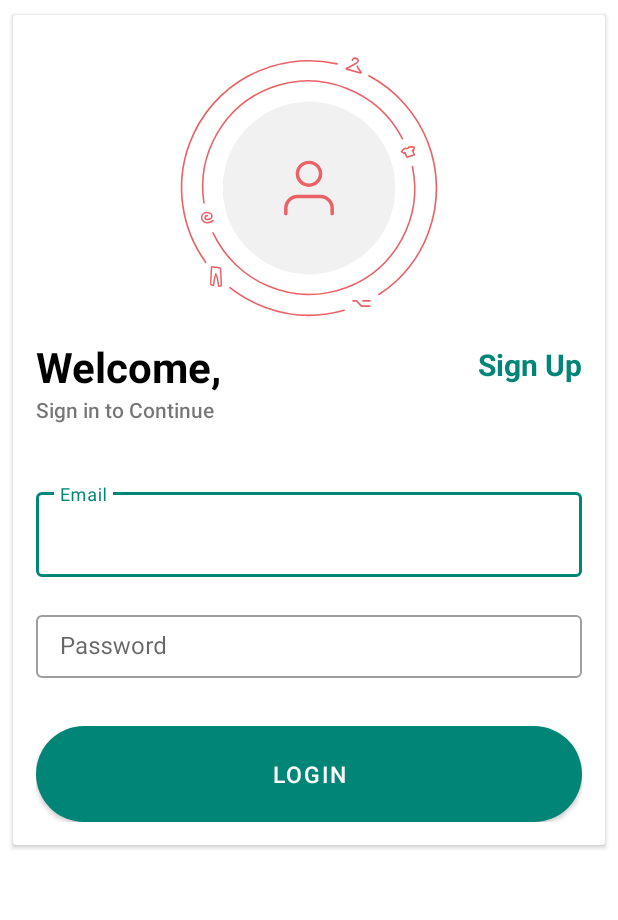
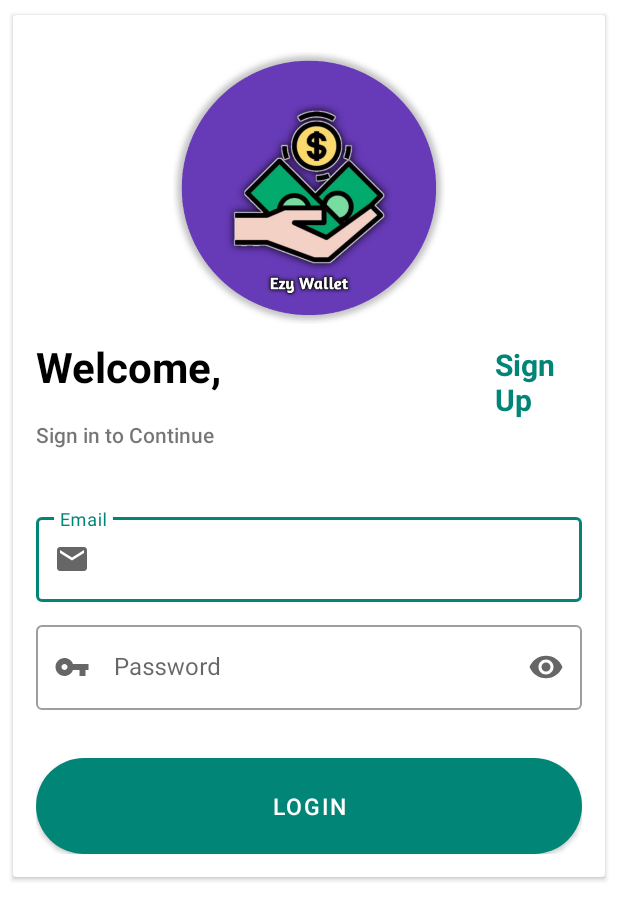
Before and after one commit to princetanwar/EzyWallet, an Android app: the screen it shows after launch (MainActivity), on a phone screen of 412 x 824 dp. Shown: the top 920 px of the screen. Run offline under Robolectric (Android 15) with nearby library versions, the light colour scheme and no system bars; our stand-ins replace Volley.

Commit message:
some change made

```diff
--- /dev/null
+++ b/app/src/main/res/drawable/ic_email.xml
@@ -0,0 +1,5 @@
+<vector android:height="24dp" android:tint="#FFFFFF"
+    android:viewportHeight="24.0" android:viewportWidth="24.0"
+    android:width="24dp" xmlns:android="http://schemas.android.com/apk/res/android">
+    <path android:fillColor="#FF000000" android:pathData="M20,4L4,4c-1.1,0 -1.99,0.9 -1.99,2L2,18c0,1.1 0.9,2 2,2h16c1.1,0 2,-0.9 2,-2L22,6c0,-1.1 -0.9,-2 -2,-2zM20,8l-8,5 -8,-5L4,6l8,5 8,-5v2z"/>
+</vector>
--- /dev/null
+++ b/app/src/main/res/drawable/ic_password.xml
@@ -0,0 +1,5 @@
+<vector android:height="24dp" android:tint="#FFFFFF"
+    android:viewportHeight="24.0" android:viewportWidth="24.0"
+    android:width="24dp" xmlns:android="http://schemas.android.com/apk/res/android">
+    <path android:fillColor="#FF000000" android:pathData="M12.65,10C11.83,7.67 9.61,6 7,6c-3.31,0 -6,2.69 -6,6s2.69,6 6,6c2.61,0 4.83,-1.67 5.65,-4H17v4h4v-4h2v-4H12.65zM7,14c-1.1,0 -2,-0.9 -2,-2s0.9,-2 2,-2 2,0.9 2,2 -0.9,2 -2,2z"/>
+</vector>
--- /dev/null
+++ b/app/src/main/res/drawable/ic_person.xml
@@ -0,0 +1,5 @@
+<vector android:height="24dp" android:tint="#FFFFFF"
+    android:viewportHeight="24.0" android:viewportWidth="24.0"
+    android:width="24dp" xmlns:android="http://schemas.android.com/apk/res/android">
+    <path android:fillColor="#FF000000" android:pathData="M12,12c2.21,0 4,-1.79 4,-4s-1.79,-4 -4,-4 -4,1.79 -4,4 1.79,4 4,4zM12,14c-2.67,0 -8,1.34 -8,4v2h16v-2c0,-2.66 -5.33,-4 -8,-4z"/>
+</vector>
--- a/app/src/main/res/layout/fragment_login.xml
+++ b/app/src/main/res/layout/fragment_login.xml
@@ -13,7 +13,8 @@
 
       <ScrollView
           android:layout_width="match_parent"
-          android:layout_height="wrap_content">
+          android:layout_height="wrap_content"
+          tools:ignore="UselessParent">
 
 
 
@@ -31,14 +32,21 @@
                   android:layout_margin="15dp"
                   android:orientation="vertical">
 
-                  <com.airbnb.lottie.LottieAnimationView
-                      android:id="@+id/animation_view"
-                      android:layout_width="wrap_content"
-                      android:layout_height="wrap_content"
+                  <ImageView
+                      android:layout_width="200dp"
+                      android:layout_height="200dp"
+                      android:src="@drawable/ya"
                       android:layout_gravity="center"
-                      app:lottie_autoPlay="true"
-                      app:lottie_loop="true"
-                      app:lottie_rawRes="@raw/loin" />
+                      />
+
+<!--                  <com.airbnb.lottie.LottieAnimationView-->
+<!--                      android:id="@+id/animation_view"-->
+<!--                      android:layout_width="wrap_content"-->
+<!--                      android:layout_height="wrap_content"-->
+<!--                      android:layout_gravity="center"-->
+<!--                      app:lottie_autoPlay="true"-->
+<!--                      app:lottie_loop="true"-->
+<!--                      app:lottie_rawRes="@raw/loin" />-->
 
                   <RelativeLayout
                       android:layout_width="match_parent"
@@ -48,7 +56,7 @@
                           android:id="@+id/textView"
                           android:layout_width="wrap_content"
                           android:layout_height="wrap_content"
-                          android:text="Welcome,"
+                          android:text="@string/welcome"
                           android:textColor="@android:color/black"
                           android:textSize="28sp"
                           android:textStyle="bold"
@@ -60,9 +68,11 @@
                           android:id="@+id/txtsignup"
                           android:layout_width="wrap_content"
                           android:layout_height="wrap_content"
-                          android:layout_alignParentRight="true"
+                          android:layout_alignParentEnd="true"
+                          android:layout_marginStart="182dp"
                           android:layout_marginTop="4dp"
-                          android:text="Sign Up"
+                          android:layout_toEndOf="@+id/textView"
+                          android:text="@string/sign_up"
                           android:textColor="@color/colorPrimary"
                           android:textSize="20sp"
                           android:textStyle="bold" />
@@ -72,7 +82,7 @@
                       android:layout_width="wrap_content"
                       android:layout_height="wrap_content"
                       android:fontFamily="sans-serif-light"
-                      android:text="Sign in to Continue"
+                      android:text="@string/sign_in_to_continue"
                       android:textStyle="bold"
 
 
@@ -82,6 +92,7 @@
                       android:layout_width="match_parent"
                       android:layout_height="wrap_content"
                       style="@style/Widget.MaterialComponents.TextInputLayout.OutlinedBox"
+                      app:startIconDrawable="@drawable/ic_email"
                       android:layout_marginTop="40dp">
 
 
@@ -91,23 +102,25 @@
                           android:layout_height="wrap_content"
                           android:ems="10"
                           android:inputType="textEmailAddress"
-                          android:hint="Email"
+                          android:hint="@string/email"
 
                           />
                   </com.google.android.material.textfield.TextInputLayout>
 
                   <com.google.android.material.textfield.TextInputLayout
+                      style="@style/Widget.MaterialComponents.TextInputLayout.OutlinedBox"
                       android:layout_width="match_parent"
                       android:layout_height="wrap_content"
-                      style="@style/Widget.MaterialComponents.TextInputLayout.OutlinedBox"
-                      android:layout_marginTop="20dp">
+                      app:startIconDrawable="@drawable/ic_password"
+                      app:endIconMode="password_toggle"
+                      android:layout_marginTop="10dp">
 
                       <com.google.android.material.textfield.TextInputEditText
                           android:id="@+id/ed_password"
                           android:layout_width="match_parent"
-                          android:layout_height="42dp"
+                          android:layout_height="wrap_content"
                           android:ems="10"
-                          android:hint="Password"
+                          android:hint="@string/password"
                           android:inputType="textPassword" />
                   </com.google.android.material.textfield.TextInputLayout>
 
@@ -120,9 +133,9 @@
                       android:background="@drawable/round_btn"
                       android:backgroundTint="@color/colorPrimary"
                       android:padding="15dp"
-                      android:text="Login"
+                      android:text="@string/login"
                       android:textColor="@android:color/white"
-                      android:textSize="15dp" />
+                      android:textSize="15sp" />
 
 
 
--- a/app/src/main/res/values/strings.xml
+++ b/app/src/main/res/values/strings.xml
@@ -2,15 +2,11 @@
     <string name="app_name">Ezy Wallet</string>
 
     <!-- TODO: Remove or change this placeholder text -->
-    <string name="hello_blank_fragment">Hello blank fragment</string>
     <string name="drawer_open">open drawer</string>
     <string name="drawer_close">close drawer</string>
     <string name="title_activity_main3">Main3Activity</string>
     <string name="navigation_drawer_open">Open navigation drawer</string>
     <string name="navigation_drawer_close">Close navigation drawer</string>
-    <string name="nav_header_title">Android Studio</string>
-    <string name="nav_header_subtitle">android.studio@android.com</string>
-    <string name="nav_header_desc">Navigation header</string>
     <string name="action_settings">Settings</string>
 
     <string name="menu_home">Home</string>
@@ -21,7 +17,11 @@
     <string name="menu_send">Send</string>
     <string name="register">Register</string>
     <string name="password">Password</string>
+    <string name="username">Username</string>
+    <string name="welcome">Welcome,</string>
+    <string name="sign_up">Sign Up</string>
+    <string name="sign_in_to_continue">Sign in to Continue</string>
     <string name="email">Email</string>
-    <string name="username">Username</string>
+    <string name="login">Login</string>
 
 </resources>
```
Also changed, not shown: app/src/main/res/layout/fragment_singup.xml (+18 -7 lines), app/src/main/res/drawable-v24/ya.png (added).
